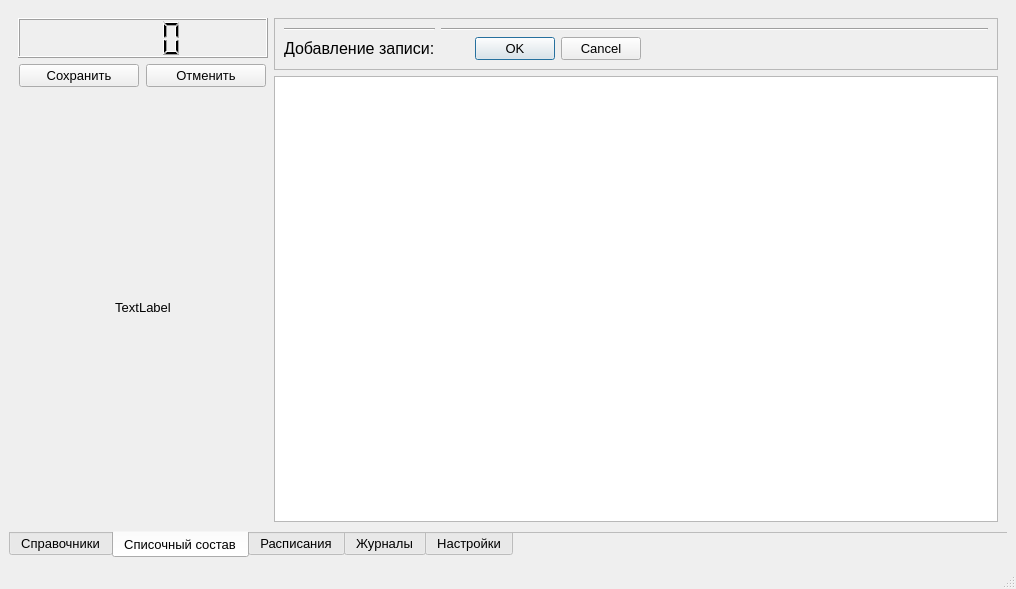
Above: widgets/MainWindow.ui from AlexanderSokolov69/Journals before the change. Below: the same form after it.
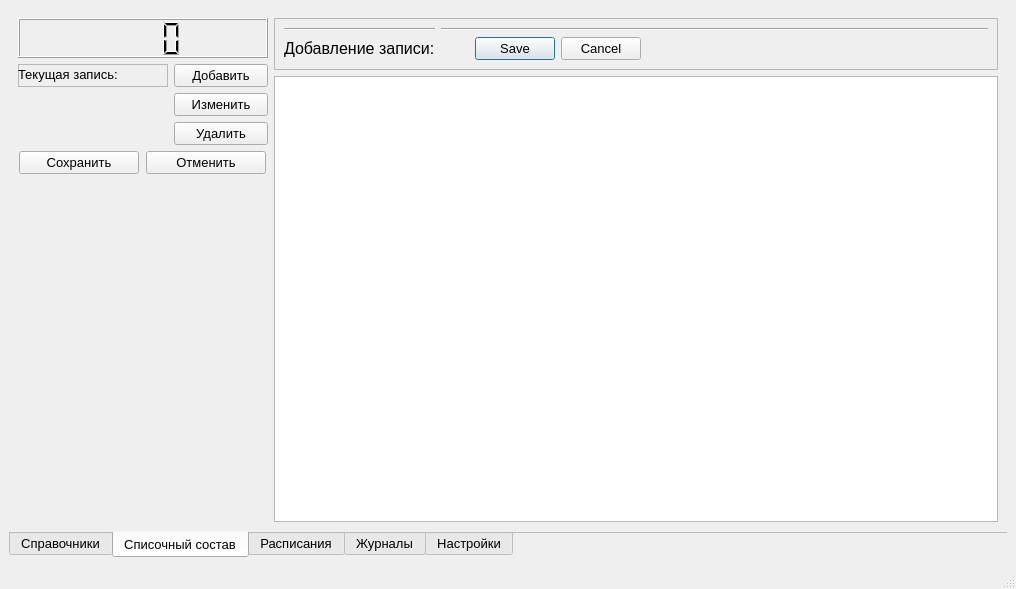
That is the form after the change. Icons and pictures are not drawn.

```diff
--- a/widgets/MainWindow.ui
+++ b/widgets/MainWindow.ui
@@ -573,6 +573,69 @@
             </property>
            </widget>
           </item>
+          <item>
+           <layout class="QGridLayout" name="gridLayout_3">
+            <item row="1" column="1">
+             <widget class="QPushButton" name="tab2_edit">
+              <property name="text">
+               <string>Изменить</string>
+              </property>
+              <attribute name="buttonGroup">
+               <string notr="true">tab2_buttonGroup</string>
+              </attribute>
+             </widget>
+            </item>
+            <item row="2" column="1">
+             <widget class="QPushButton" name="tab2_del">
+              <property name="text">
+               <string>Удалить</string>
+              </property>
+              <attribute name="buttonGroup">
+               <string notr="true">tab2_buttonGroup</string>
+              </attribute>
+             </widget>
+            </item>
+            <item row="0" column="1">
+             <widget class="QPushButton" name="tab2_add">
+              <property name="text">
+               <string>Добавить</string>
+              </property>
+              <attribute name="buttonGroup">
+               <string notr="true">tab2_buttonGroup</string>
+              </attribute>
+             </widget>
+            </item>
+            <item row="0" column="0">
+             <widget class="QFrame" name="frame_4">
+              <property name="minimumSize">
+               <size>
+                <width>150</width>
+                <height>0</height>
+               </size>
+              </property>
+              <property name="frameShape">
+               <enum>QFrame::StyledPanel</enum>
+              </property>
+              <property name="frameShadow">
+               <enum>QFrame::Raised</enum>
+              </property>
+              <widget class="QLabel" name="label_6">
+               <property name="geometry">
+                <rect>
+                 <x>0</x>
+                 <y>0</y>
+                 <width>151</width>
+                 <height>20</height>
+                </rect>
+               </property>
+               <property name="text">
+                <string>Текущая запись:</string>
+               </property>
+              </widget>
+             </widget>
+            </item>
+           </layout>
+          </item>
           <item>
            <layout class="QHBoxLayout" name="horizontalLayout_3">
             <item>
@@ -627,7 +690,7 @@
              </sizepolicy>
             </property>
             <property name="text">
-             <string>TextLabel</string>
+             <string/>
             </property>
             <property name="alignment">
              <set>Qt::AlignCenter</set>
@@ -639,7 +702,7 @@
         <item>
          <layout class="QVBoxLayout" name="verticalLayout_5">
           <item>
-           <widget class="QFrame" name="frame_4">
+           <widget class="QFrame" name="frame_users">
             <property name="minimumSize">
              <size>
               <width>0</width>
@@ -706,7 +769,7 @@
                 </size>
                </property>
                <property name="standardButtons">
-                <set>QDialogButtonBox::Cancel|QDialogButtonBox::Ok</set>
+                <set>QDialogButtonBox::Cancel|QDialogButtonBox::Save</set>
                </property>
               </widget>
              </item>
```
Left out of the diff: 17 changed lines with no effect on the pictures.
